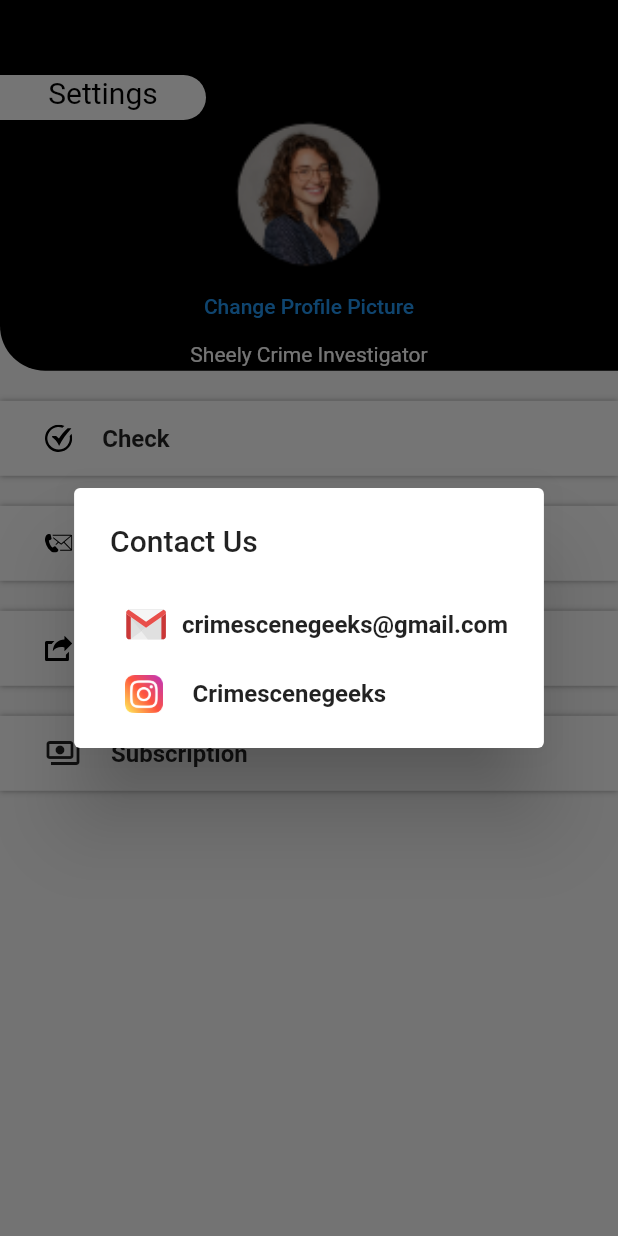
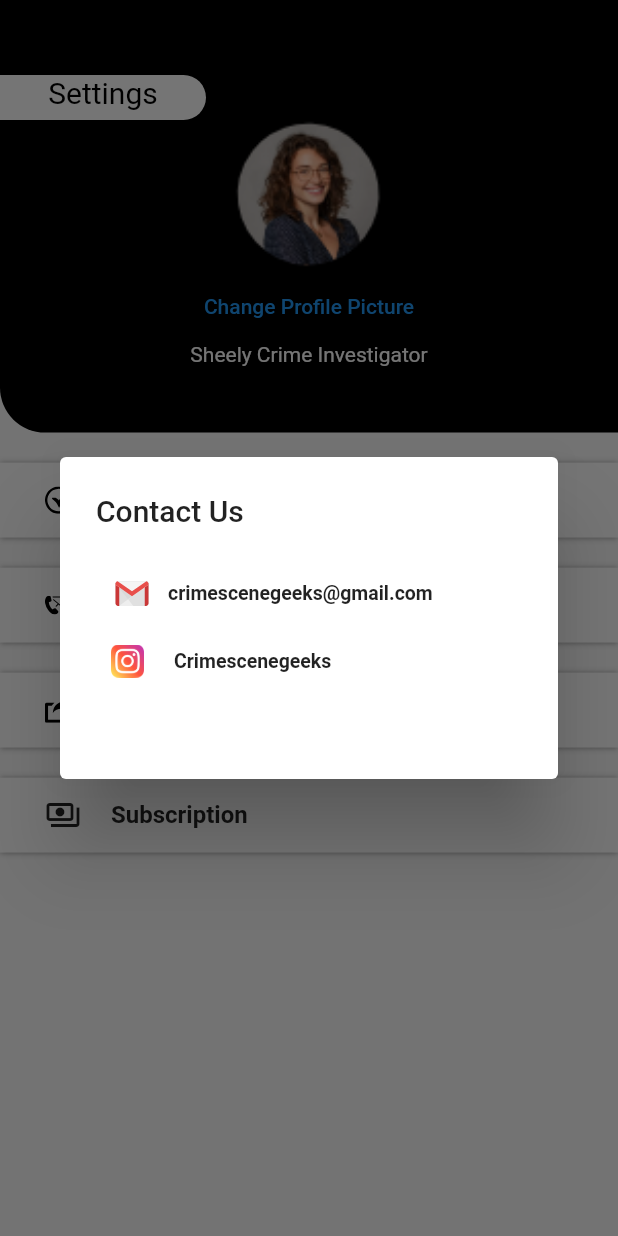
Before and after one commit to inzmam617/Investigation, a Flutter app: the setting screen opened directly, after a tap on "Contact us", on a phone screen of 412 x 824 dp. Run offline on Flutter 3.47's test engine with Material 2 defaults, Android fonts, the phone set to English and light mode, and no system bars; drawn by our look-alikes of modal_progress_hud_nsn; our stand-ins replace assets_audio_player, cloud_firestore, firebase_auth, firebase_core, firebase_database, firebase_storage and 8 more; missing offline and left inert: flutter_background_service, flutter_stripe; accounts and stored records are empty; project files that could hold a hidden picture were left out.

Commit message:
Merge remote-tracking branch 'origin/master'

```diff
--- a/lib/setting.dart
+++ b/lib/setting.dart
@@ -57,7 +57,7 @@ class _settingState extends State<setting> {
       child: Scaffold(
         body: Column(children: [
           Container(
-            height: MediaQuery.of(context).size.height * 0.3,
+            height: MediaQuery.of(context).size.height * 0.35,
             width: MediaQuery.of(context).size.width,
             decoration: const BoxDecoration(
                 color: Colors.black,
@@ -275,8 +275,10 @@ class _settingState extends State<setting> {
         return AlertDialog(
           title: Text('Contact Us'),
           content: SizedBox(
-            height: MediaQuery.of(context).size.height * 0.1,
-            width: double.infinity,
+            height: MediaQuery.of(context).size.height * 0.15,
+            width: MediaQuery.of(context).size.width ,
+
+            // width: double.infinity,
             child: Column(
               children: [
                 Row(
@@ -284,7 +286,7 @@ class _settingState extends State<setting> {
                     // crossAxisAlignment: CrossAxisAlignment.start,
                     children: [
                       Transform.scale(
-                          scale: 0.6,
+                          scale: 0.5,
                           child: SvgPicture.asset('assets/icons8-gmail.svg')),
                       // const SizedBox(
                       //   width: 20,
@@ -293,7 +295,7 @@ class _settingState extends State<setting> {
                       Text(
                         'crimescenegeeks@gmail.com',
                         style: TextStyle(
-                            fontWeight: FontWeight.bold, fontSize: 16),
+                            fontWeight: FontWeight.bold, fontSize: 13),
                       ),
                     ]),
                 SizedBox(
@@ -308,8 +310,8 @@ class _settingState extends State<setting> {
                       ),
                       Image.asset(
                         'assets/instagram.png',
-                        height: 25,
-                        width: 25,
+                        height: 22,
+                        width: 22,
                       ),
                       const SizedBox(
                         width: 20,
@@ -317,7 +319,7 @@ class _settingState extends State<setting> {
                       Text(
                         'Crimescenegeeks',
                         style: TextStyle(
-                            fontWeight: FontWeight.bold, fontSize: 16),
+                            fontWeight: FontWeight.bold, fontSize: 13),
                       ),
                     ]),
               ],
```
Also changed, not shown: lib/AllCasesPage.dart (+49 -31 lines), lib/PaymentPage/PaymentPage.dart (+8 -3 lines).
